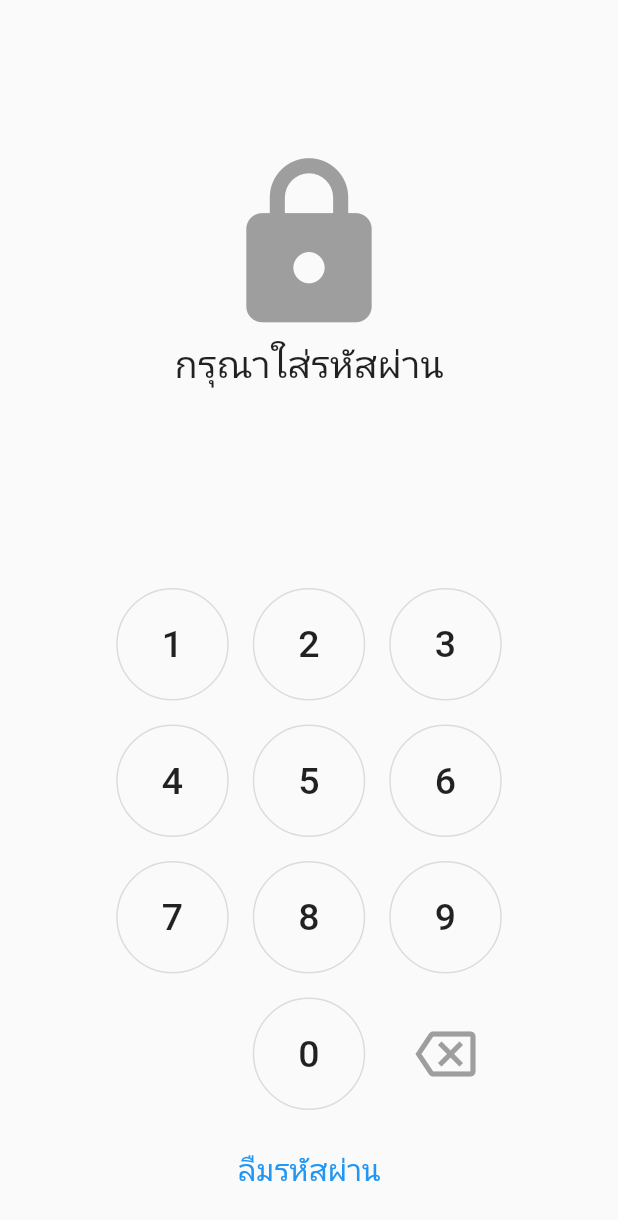
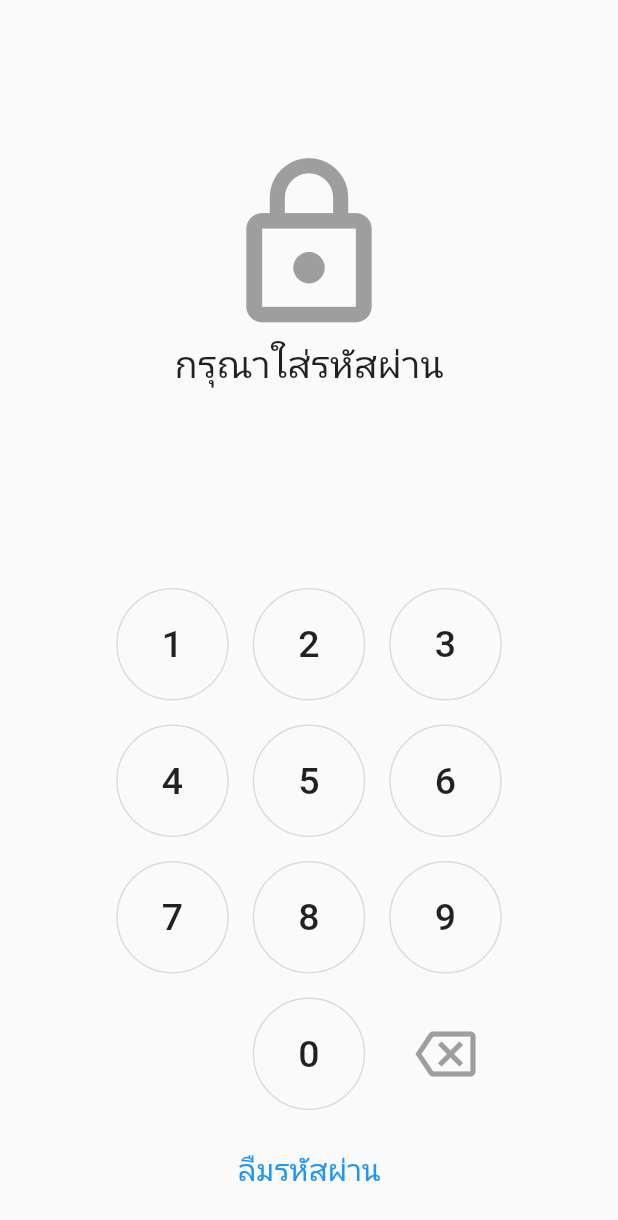
Before and after one commit to Navaphat/assignment_9, a Flutter app: the screen it shows after launch, on a phone screen of 412 x 824 dp. Shown: the top 1220 px of the screen. Run offline on Flutter 3.47's test engine with Material 2 defaults, Android fonts, the light colour scheme and no system bars.

Commit message:
Initial Commit

```diff
--- a/lib/main.dart
+++ b/lib/main.dart
@@ -37,7 +37,7 @@ class HomePage extends StatelessWidget {
                     mainAxisAlignment: MainAxisAlignment.center,
                     children: [
                       Icon(
-                        Icons.lock,
+                        Icons.lock_outline,
                         size: 125.0,
                         color: Colors.grey,
                       ),
@@ -81,7 +81,9 @@ class HomePage extends StatelessWidget {
                           padding: const EdgeInsets.all(8.0),
                           child: Container(width: 75.0,height: 75.0,),
                         ),
+
                         buildButton(num: 0),
+
                         Padding(
                           padding: const EdgeInsets.all(8.0),
                           child: Container(
```
